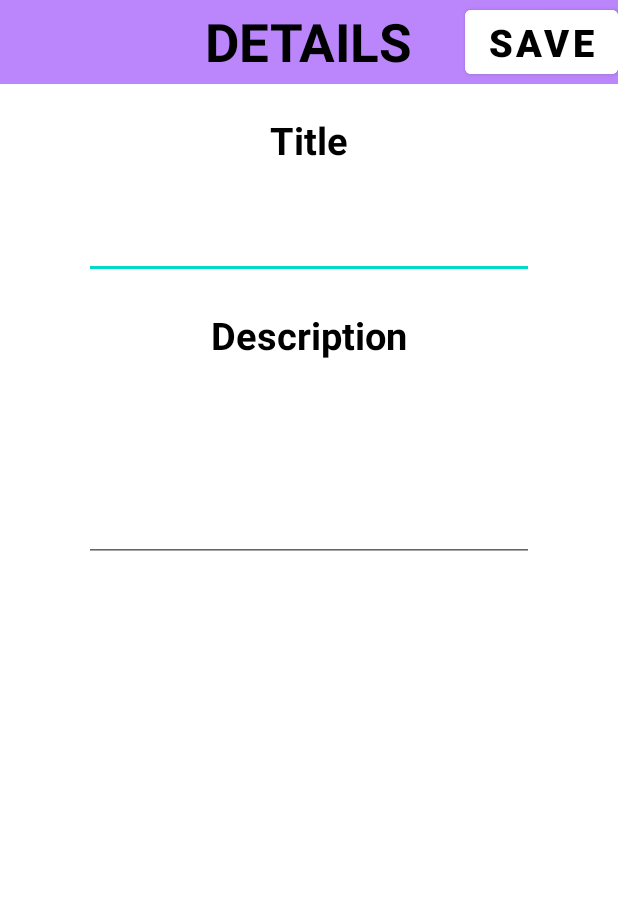
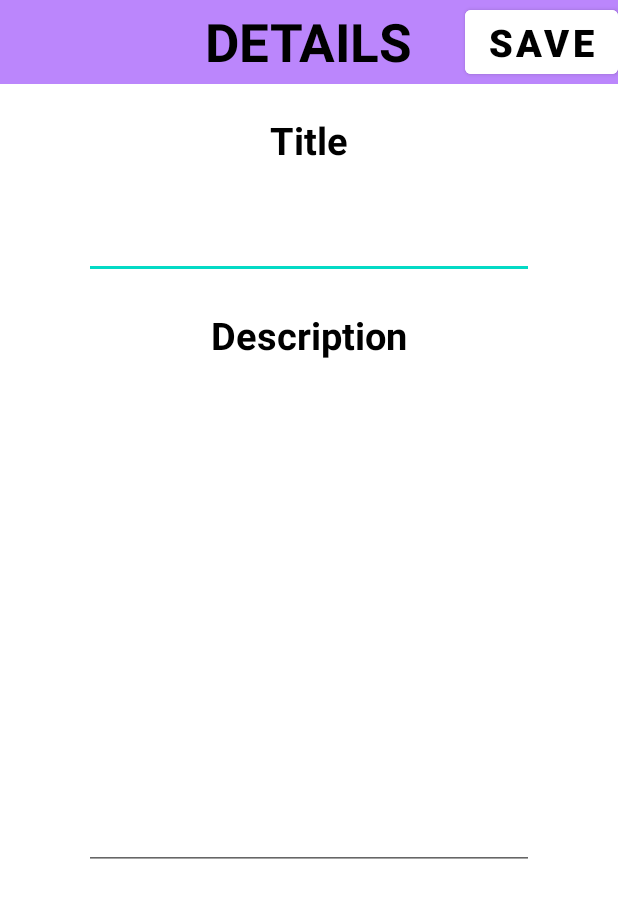
Before and after one commit to darriusjackson/LLAndroid, an Android app: the NoteDetailsActivity screen opened directly, with no data from a screen before it, on a phone screen of 412 x 824 dp. Shown: the top 898 px of the screen. Run offline under Robolectric (Android 15) with nearby library versions, the phone set to English and light mode, and no system bars.

Commit message:
UI designs from Android Studio

```diff
--- a/app/src/main/res/layout/activity_note_details.xml
+++ b/app/src/main/res/layout/activity_note_details.xml
@@ -74,7 +74,7 @@
         android:layout_height="wrap_content"
         android:textSize="25sp"
         android:layout_marginTop="20dp"
-        android:minLines="3"
+        android:minLines="10"
         android:textColor="@color/black"
         android:layout_gravity="center"/>
 
```
